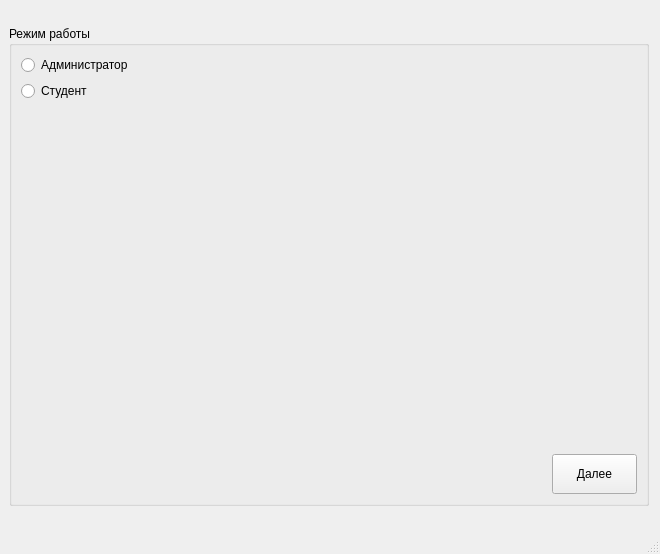
Rayzedan/SystemControlStudent, file mainwindow.ui: the form before one commit.
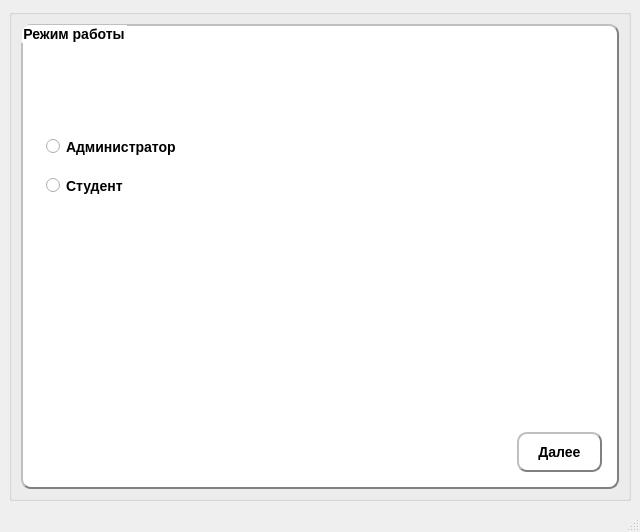
The form after the commit.

What changed in the file:
```diff
--- a/mainwindow.ui
+++ b/mainwindow.ui
@@ -6,15 +6,30 @@
    <rect>
     <x>0</x>
     <y>0</y>
-    <width>660</width>
-    <height>554</height>
+    <width>640</width>
+    <height>532</height>
    </rect>
   </property>
+  <property name="minimumSize">
+   <size>
+    <width>640</width>
+    <height>480</height>
+   </size>
+  </property>
   <property name="windowTitle">
    <string>MainWindow</string>
   </property>
+  <property name="styleSheet">
+   <string notr="true"/>
+  </property>
   <widget class="QWidget" name="centralwidget">
-   <layout class="QVBoxLayout" name="verticalLayout_5">
+   <layout class="QVBoxLayout" name="verticalLayout_3">
+    <item>
+     <widget class="QGroupBox" name="groupBox_2">
+      <property name="title">
+       <string/>
+      </property>
+      <layout class="QVBoxLayout" name="verticalLayout_2" stretch="10">
     <item>
      <widget class="QGroupBox" name="groupBox">
       <property name="sizePolicy">
@@ -25,8 +40,8 @@
       </property>
       <property name="minimumSize">
        <size>
-        <width>640</width>
-        <height>480</height>
+           <width>0</width>
+           <height>0</height>
        </size>
       </property>
       <property name="maximumSize">
@@ -35,16 +50,50 @@
         <height>480</height>
        </size>
       </property>
+         <property name="styleSheet">
+          <string notr="true">QWidget {
+	background-color: white;
+     border-style: outset;
+     border-width: 2px;
+     border-radius: 10px;
+     border-color: gray;
+     font: bold 14px;
+  
+     padding: 6px;}
+
+QPushButton:pressed {
+     background-color: grey;
+     border-style: inset;
+ }
+QToolButton:pressed {
+     background-color: grey;
+     border-style: inset;
+ }</string>
+         </property>
       <property name="title">
        <string>Режим работы</string>
       </property>
-      <layout class="QVBoxLayout" name="verticalLayout_4">
+         <layout class="QVBoxLayout" name="verticalLayout" stretch="2,6,6,5,1">
        <item>
-        <layout class="QVBoxLayout" name="verticalLayout_3">
-         <item>
-          <layout class="QVBoxLayout" name="verticalLayout_2">
+           <spacer name="verticalSpacer_3">
+            <property name="orientation">
+             <enum>Qt::Vertical</enum>
+            </property>
+            <property name="sizeHint" stdset="0">
+             <size>
+              <width>20</width>
+              <height>40</height>
+             </size>
+            </property>
+           </spacer>
+          </item>
            <item>
             <widget class="QRadioButton" name="radioButton">
+            <property name="styleSheet">
+             <string notr="true">QRadioButton{
+border-color: white;
+}</string>
+            </property>
              <property name="text">
               <string>Администратор</string>
              </property>
@@ -52,12 +101,28 @@
            </item>
            <item>
             <widget class="QRadioButton" name="radioButton_2">
+            <property name="styleSheet">
+             <string notr="true">QRadioButton{
+border-color: white;
+}</string>
+            </property>
              <property name="text">
               <string>Студент</string>
              </property>
             </widget>
            </item>
-          </layout>
+          <item>
+           <spacer name="verticalSpacer_2">
+            <property name="orientation">
+             <enum>Qt::Vertical</enum>
+            </property>
+            <property name="sizeHint" stdset="0">
+             <size>
+              <width>20</width>
+              <height>40</height>
+             </size>
+            </property>
+           </spacer>
          </item>
          <item>
           <layout class="QHBoxLayout" name="horizontalLayout">
@@ -75,21 +140,6 @@
             </spacer>
            </item>
            <item>
-            <layout class="QVBoxLayout" name="verticalLayout">
-             <item>
-              <spacer name="verticalSpacer">
-               <property name="orientation">
-                <enum>Qt::Vertical</enum>
-               </property>
-               <property name="sizeHint" stdset="0">
-                <size>
-                 <width>20</width>
-                 <height>40</height>
-                </size>
-               </property>
-              </spacer>
-             </item>
-             <item>
               <widget class="QPushButton" name="pushButton">
                <property name="sizePolicy">
                 <sizepolicy hsizetype="Maximum" vsizetype="Maximum">
@@ -109,6 +159,9 @@
                  <height>40</height>
                 </size>
                </property>
+              <property name="styleSheet">
+               <string notr="true"/>
+              </property>
                <property name="text">
                 <string>Далее</string>
                </property>
@@ -120,8 +173,7 @@
             </layout>
            </item>
           </layout>
-         </item>
-        </layout>
+        </widget>
        </item>
       </layout>
      </widget>
```
Left out of the diff: 4 changed lines with no effect on the pictures. Lines whose indentation alone changed are shown as unchanged.
